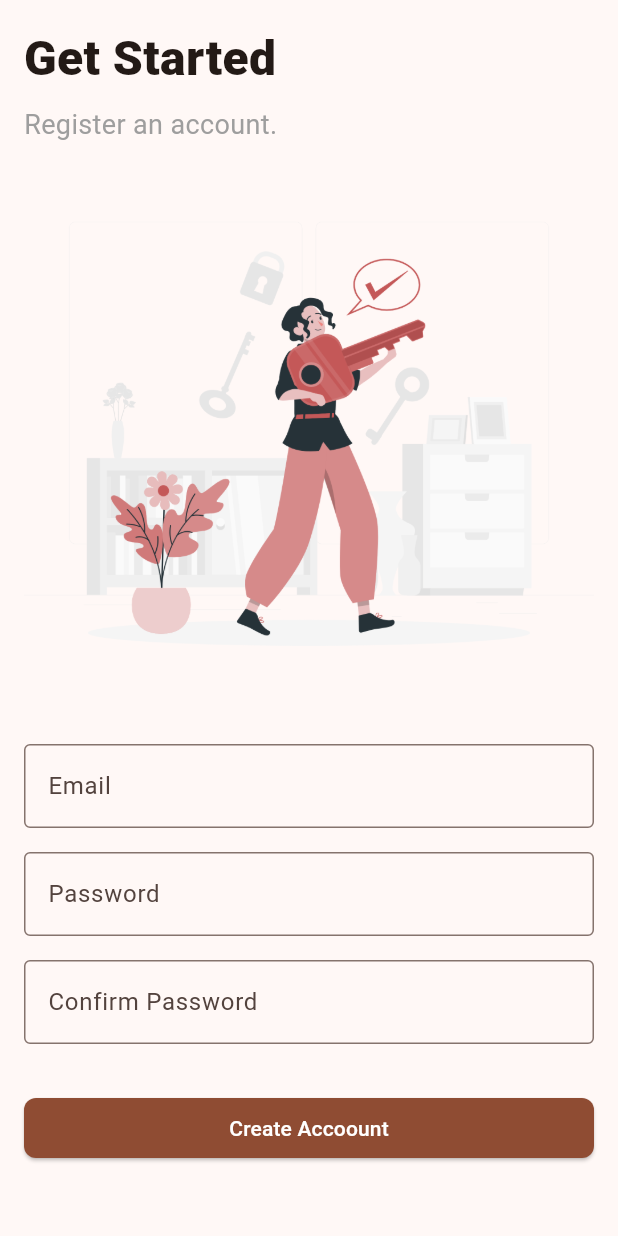
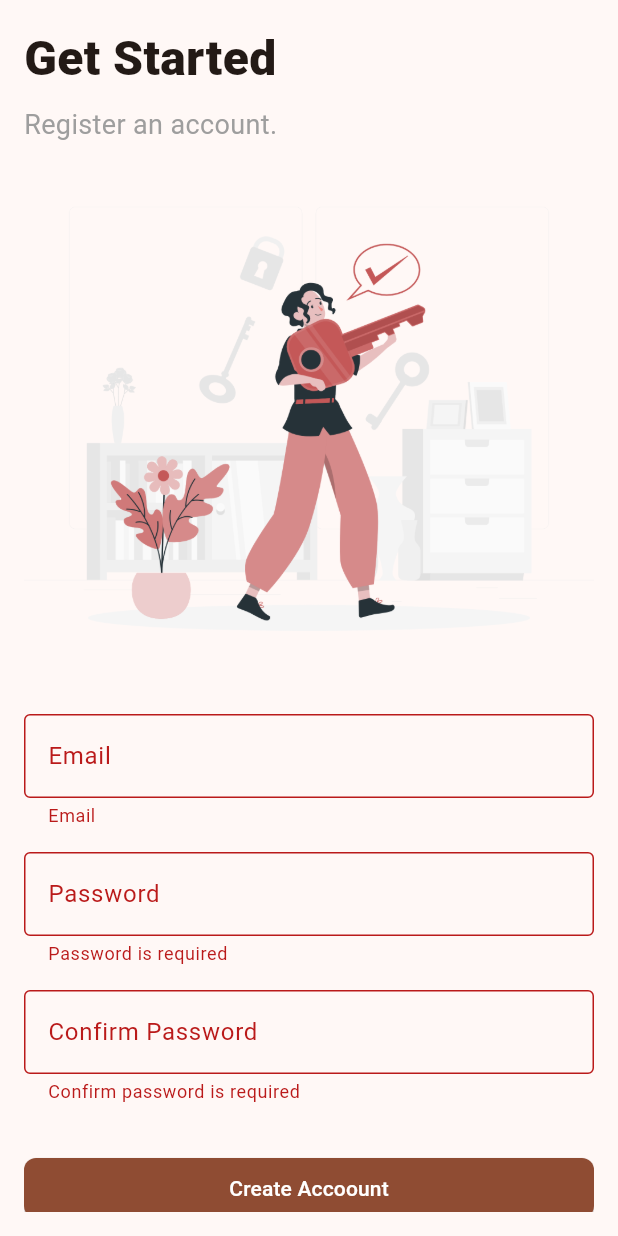
Before and after one commit to diilshadkt/coffe-zone, a Flutter app: the SignupPage screen opened by its route, after a tap on "Create Accoount", on a phone screen of 412 x 824 dp. Run offline on Flutter 3.47's test engine with Material 3 defaults, Android fonts, the phone set to English and light mode, and no system bars; our stand-ins replace firebase_auth, firebase_core, flutter_hooks, get_it, go_router; accounts and stored records are empty.

Commit message:
Signup functionality completed

```diff
--- /dev/null
+++ b/lib/core/dependencies.dart
@@ -0,0 +1,10 @@
+import 'package:coffee_zone/features/auth/services/firebase_auth_services.dart';
+import 'package:get_it/get_it.dart';
+
+final class DependencyInjection {
+  static void registerDependencies() {
+    final getIt = GetIt.I;
+
+    getIt.registerSingleton(FirebaseAuthServices());
+  }
+}
--- a/lib/core/router.dart
+++ b/lib/core/router.dart
@@ -2,9 +2,11 @@ import 'package:coffee_zone/features/auth/view/pages/landing_page.dart';
 import 'package:coffee_zone/features/auth/view/pages/login_page.dart';
 import 'package:coffee_zone/features/auth/view/pages/signup_page.dart';
 import 'package:coffee_zone/features/nav/pages/navigation_page.dart';
+import 'package:coffee_zone/main.dart';
 import 'package:go_router/go_router.dart';
 
 final router = GoRouter(
+  navigatorKey: App.navigatorKey,
   initialLocation: LandingPage.routePath,
   routes: [
     GoRoute(
@@ -20,7 +22,7 @@ final router = GoRouter(
       builder: (context, state) => const SignupPage(),
     ),
     GoRoute(
-      path: SignupPage.routePath,
+      path: NavigationPage.routePath,
       builder: (context, state) => const NavigationPage(),
     )
   ],
--- /dev/null
+++ b/lib/core/utils/snackbar_utils.dart
@@ -0,0 +1,12 @@
+import 'package:coffee_zone/main.dart';
+import 'package:flutter/material.dart';
+
+final class SnackbarUtils {
+  static void showMessage(String message) {
+    App.scaffoldMessengerKey.currentState!.showSnackBar(
+      SnackBar(
+        content: Text(message),
+      ),
+    );
+  }
+}
--- a/lib/core/widgets/text_field_widget.dart
+++ b/lib/core/widgets/text_field_widget.dart
@@ -7,19 +7,25 @@ class TextFieldWidget extends HookWidget {
   final String? label;
   final String? hintText;
   final bool isObscure;
+  final String? Function(String?)? validator;
+  final TextEditingController? controller;
 
   const TextFieldWidget({
     super.key,
     this.hintText,
     this.label,
     this.isObscure = false,
+    this.validator,
+    this.controller,
   });
 
   @override
   Widget build(BuildContext context) {
     final isObscureState = useState(isObscure);
 
-    return TextField(
+    return TextFormField(
+      validator: validator,
+      controller: controller,
       obscureText: isObscureState.value,
       decoration: InputDecoration(
         border: OutlineInputBorder(
--- /dev/null
+++ b/lib/features/auth/controller/auth_controller.dart
@@ -0,0 +1,63 @@
+import 'package:coffee_zone/core/extensions/localization_extension.dart';
+import 'package:coffee_zone/core/utils/snackbar_utils.dart';
+import 'package:coffee_zone/features/auth/services/firebase_auth_services.dart';
+import 'package:coffee_zone/main.dart';
+import 'package:get_it/get_it.dart';
+
+final class AuthController {
+  late final FirebaseAuthServices authServices;
+
+  AuthController() {
+    authServices = GetIt.I.get();
+  }
+
+  Future<void> createAccount(String email, String password) async {
+    try {
+      await authServices.createAccount(email, password);
+      await authServices.sendVerificationEmail();
+
+      SnackbarUtils.showMessage(
+          'Verification email sent to the email address. Please check your mail.');
+    } catch (e) {
+      SnackbarUtils.showMessage('Cannot create account. Try again');
+    }
+  }
+
+  String? validateEmail(String? value) {
+    if (value == null || value.isEmpty) {
+      return App.navigatorKey.currentContext!.text.emailFieldLabel;
+    }
+
+    final emailRegExp =
+        RegExp(r'^([a-zA-Z0-9._%-]+@[a-zA-Z0-9.-]+\.[a-zA-Z]{2,})$');
+    if (!emailRegExp.hasMatch(value)) {
+      return App.navigatorKey.currentContext!.text.invalidEmailError;
+    }
+
+    return null;
+  }
+
+  String? validatePassword(String? value) {
+    if (value == null || value.isEmpty) {
+      return App.navigatorKey.currentContext!.text.passwordRequiredError;
+    }
+
+    if (value.length < 8) {
+      return App.navigatorKey.currentContext!.text.passwordShortError;
+    }
+
+    return null;
+  }
+
+  String? validateConfirm(String? password, String? confirm) {
+    if (confirm == null || confirm.isEmpty) {
+      return App.navigatorKey.currentContext!.text.confirmRequiredError;
+    }
+
+    if (confirm != password) {
+      return App.navigatorKey.currentContext!.text.confirmNotMatchError;
+    }
+
+    return null;
+  }
+}
--- a/lib/features/auth/view/pages/landing_page.dart
+++ b/lib/features/auth/view/pages/landing_page.dart
@@ -1,7 +1,10 @@
 import 'package:coffee_zone/core/extensions/localization_extension.dart';
 import 'package:coffee_zone/core/widgets/button_widget.dart';
+import 'package:coffee_zone/features/auth/view/pages/login_page.dart';
+import 'package:coffee_zone/features/auth/view/pages/signup_page.dart';
 import 'package:coffee_zone/gen/assets.gen.dart';
 import 'package:flutter/material.dart';
+import 'package:go_router/go_router.dart';
 
 class LandingPage extends StatelessWidget {
   static const routePath = '/landing';
@@ -55,14 +58,18 @@ class LandingPage extends StatelessWidget {
                 children: [
                   ButtonWidget(
                     isDense: false,
-                    onPressed: () {},
+                    onPressed: () {
+                      context.go(LoginPage.routePath);
+                    },
                     child: Text(context.text.loginBtnLabel),
                   ),
                   const SizedBox(width: 16),
                   ButtonWidget(
                     isBold: false,
                     isDense: false,
-                    onPressed: () {},
+                    onPressed: () {
+                      context.go(SignupPage.routePath);
+                    },
                     child: Text(context.text.registerBtnLabel),
                   ),
                 ],
--- a/lib/features/auth/view/pages/signup_page.dart
+++ b/lib/features/auth/view/pages/signup_page.dart
@@ -1,27 +1,38 @@
 import 'package:coffee_zone/core/extensions/localization_extension.dart';
 import 'package:coffee_zone/core/widgets/button_widget.dart';
 import 'package:coffee_zone/core/widgets/text_field_widget.dart';
+import 'package:coffee_zone/features/auth/controller/auth_controller.dart';
 import 'package:coffee_zone/gen/assets.gen.dart';
 import 'package:flutter/material.dart';
+import 'package:flutter_hooks/flutter_hooks.dart';
 
-class SignupPage extends StatelessWidget {
+class SignupPage extends HookWidget {
   static const routePath = '/signup';
 
   const SignupPage({super.key});
 
   @override
   Widget build(BuildContext context) {
+    final formKey = useMemoized(() => GlobalKey<FormState>());
+    final emailController = useTextEditingController();
+    final passwordController = useTextEditingController();
+    final confirmController = useTextEditingController();
+
+    /// A state that indicate if the signup process is in progress
+    final isLoadingState = useState(false);
+
     return Scaffold(
       body: SafeArea(
+        child: Center(
           child: Container(
             padding: const EdgeInsets.all(16),
             width: double.infinity,
-          child: Column(
-            crossAxisAlignment: CrossAxisAlignment.start,
+            child: Form(
+              key: formKey,
+              child: ListView(
                 children: [
                   Text(
                     context.text.signupPageTitle,
-                textAlign: TextAlign.center,
                     style: const TextStyle(
                       fontSize: 32,
                       fontWeight: FontWeight.w800,
@@ -42,23 +53,51 @@ class SignupPage extends StatelessWidget {
                   ),
                   TextFieldWidget(
                     label: context.text.emailFieldLabel,
+                    validator: AuthController().validateEmail,
+                    controller: emailController,
                   ),
                   const SizedBox(height: 16),
                   TextFieldWidget(
                     isObscure: true,
+                    validator: AuthController().validatePassword,
                     label: context.text.passwordFieldLabel,
+                    controller: passwordController,
                   ),
                   const SizedBox(height: 16),
                   TextFieldWidget(
                     isObscure: true,
+                    validator: (value) => AuthController()
+                        .validateConfirm(passwordController.text, value),
                     label: context.text.confirmPasswordLabel,
+                    controller: confirmController,
                   ),
                   const SizedBox(height: 32),
                   SizedBox(
                     width: double.infinity,
                     child: ButtonWidget(
-                  onPressed: () {},
-                  child: Text(context.text.createAccountBtnLabel),
+                      onPressed: () async {
+                        isLoadingState.value = true;
+
+                        if (formKey.currentState!.validate()) {
+                          await AuthController().createAccount(
+                            emailController.text,
+                            passwordController.text,
+                          );
+                        }
+
+                        isLoadingState.value = false;
+                      },
+                      child: isLoadingState.value
+                          ? const Center(
+                              child: SizedBox(
+                                height: 16,
+                                width: 16,
+                                child: CircularProgressIndicator(
+                                  color: Colors.white,
+                                ),
+                              ),
+                            )
+                          : Text(context.text.createAccountBtnLabel),
                     ),
                   ),
                   const SizedBox(height: 32),
@@ -66,6 +105,8 @@ class SignupPage extends StatelessWidget {
               ),
             ),
           ),
+        ),
+      ),
     );
   }
 }
--- a/lib/l10n/app_en.arb
+++ b/lib/l10n/app_en.arb
@@ -14,5 +14,11 @@
     "hidePasswordLink":"Hide",
     "signupPageTitle": "Get Started",
     "signupPageSubtitle": "Register an account.",
-    "confirmPasswordLabel" :"Confirm Password"
+    "confirmPasswordLabel" :"Confirm Password",
+    "emailRequiredError": "Email is required",
+    "passwordRequiredError": "Password is required",
+    "passwordShortError": "Password must have atleast 8 characters",
+    "confirmNotMatchError":"Password do not match",
+    "invalidEmailError": "Invalid email address",
+    "confirmRequiredError": "Confirm password is required"
 }
--- a/lib/l10n/gen/app_localizations.dart
+++ b/lib/l10n/gen/app_localizations.dart
@@ -186,6 +186,42 @@ abstract class AppLocalizations {
   /// In en, this message translates to:
   /// **'Confirm Password'**
   String get confirmPasswordLabel;
+
+  /// No description provided for @emailRequiredError.
+  ///
+  /// In en, this message translates to:
+  /// **'Email is required'**
+  String get emailRequiredError;
+
+  /// No description provided for @passwordRequiredError.
+  ///
+  /// In en, this message translates to:
+  /// **'Password is required'**
+  String get passwordRequiredError;
+
+  /// No description provided for @passwordShortError.
+  ///
+  /// In en, this message translates to:
+  /// **'Password must have atleast 8 characters'**
+  String get passwordShortError;
+
+  /// No description provided for @confirmNotMatchError.
+  ///
+  /// In en, this message translates to:
+  /// **'Password do not match'**
+  String get confirmNotMatchError;
+
+  /// No description provided for @invalidEmailError.
+  ///
+  /// In en, this message translates to:
+  /// **'Invalid email address'**
+  String get invalidEmailError;
+
+  /// No description provided for @confirmRequiredError.
+  ///
+  /// In en, this message translates to:
+  /// **'Confirm password is required'**
+  String get confirmRequiredError;
 }
 
 class _AppLocalizationsDelegate extends LocalizationsDelegate<AppLocalizations> {
--- a/lib/l10n/gen/app_localizations_en.dart
+++ b/lib/l10n/gen/app_localizations_en.dart
@@ -51,4 +51,22 @@ class AppLocalizationsEn extends AppLocalizations {
 
   @override
   String get confirmPasswordLabel => 'Confirm Password';
+
+  @override
+  String get emailRequiredError => 'Email is required';
+
+  @override
+  String get passwordRequiredError => 'Password is required';
+
+  @override
+  String get passwordShortError => 'Password must have atleast 8 characters';
+
+  @override
+  String get confirmNotMatchError => 'Password do not match';
+
+  @override
+  String get invalidEmailError => 'Invalid email address';
+
+  @override
+  String get confirmRequiredError => 'Confirm password is required';
 }
--- a/lib/main.dart
+++ b/lib/main.dart
@@ -1,11 +1,19 @@
+import 'package:coffee_zone/core/dependencies.dart';
 import 'package:coffee_zone/core/router.dart';
+import 'package:coffee_zone/features/auth/view/pages/landing_page.dart';
+import 'package:coffee_zone/features/nav/pages/navigation_page.dart';
 import 'package:coffee_zone/firebase_options.dart';
 import 'package:coffee_zone/l10n/gen/app_localizations.dart';
+import 'package:firebase_auth/firebase_auth.dart';
 import 'package:firebase_core/firebase_core.dart';
 import 'package:flutter/material.dart';
+import 'package:flutter_hooks/flutter_hooks.dart';
+import 'package:go_router/go_router.dart';
 
 void main() async {
   WidgetsFlutterBinding.ensureInitialized();
+
+  DependencyInjection.registerDependencies();
 
   Firebase.initializeApp(
     options: DefaultFirebaseOptions.currentPlatform,
@@ -14,12 +22,30 @@ void main() async {
   runApp(const App());
 }
 
-class App extends StatelessWidget {
+class App extends HookWidget {
+  static final scaffoldMessengerKey = GlobalKey<ScaffoldMessengerState>();
+  static final navigatorKey = GlobalKey<NavigatorState>();
+
   const App({super.key});
 
   @override
   Widget build(BuildContext context) {
+    useEffect(() {
+      WidgetsBinding.instance.addPostFrameCallback((_) {
+        FirebaseAuth.instance.authStateChanges().listen((user) {
+          if (user != null && user.emailVerified) {
+            App.navigatorKey.currentContext!.go(NavigationPage.routePath);
+          } else {
+            App.navigatorKey.currentContext!.go(LandingPage.routePath);
+          }
+        });
+      });
+
+      return null;
+    }, []);
+
     return MaterialApp.router(
+      scaffoldMessengerKey: scaffoldMessengerKey,
       routerConfig: router,
       locale: const Locale('en'),
       supportedLocales: AppLocalizations.supportedLocales,
--- a/pubspec.yaml
+++ b/pubspec.yaml
@@ -24,6 +24,7 @@ dependencies:
   flutter_gen: ^5.6.0
   firebase_core: ^3.2.0
   firebase_auth: ^5.1.2
+  get_it: ^7.7.0
 
 dev_dependencies:
   flutter_test:
```
Also changed, not shown: pubspec.lock. Lines whose indentation alone changed are shown as unchanged.
